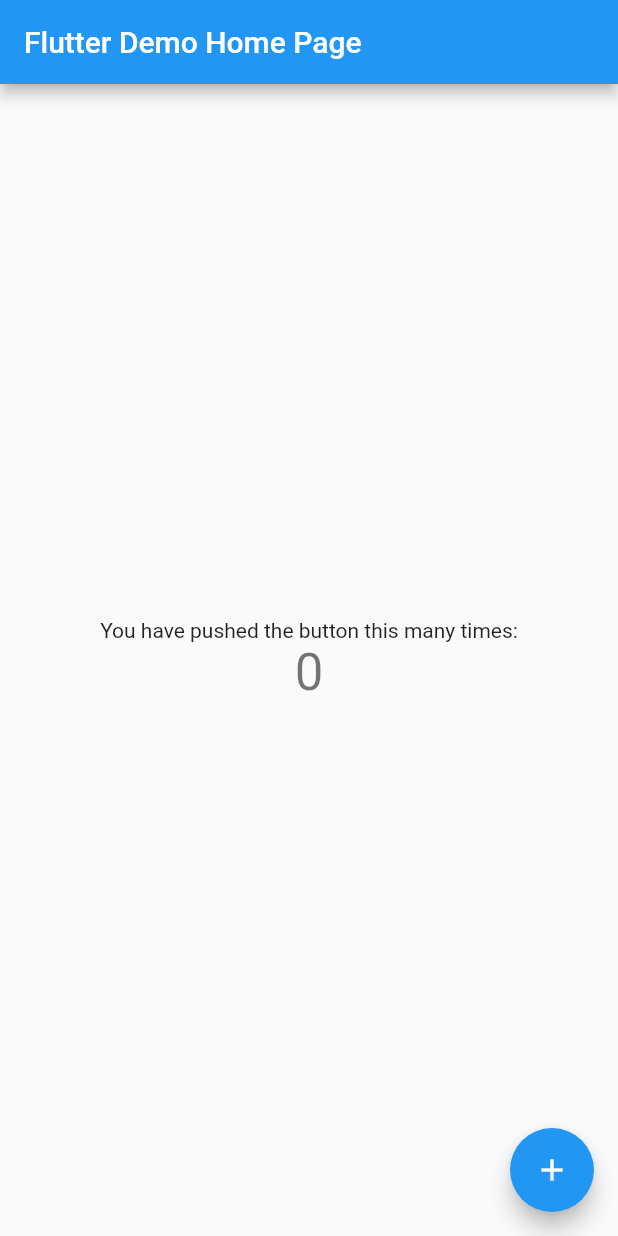
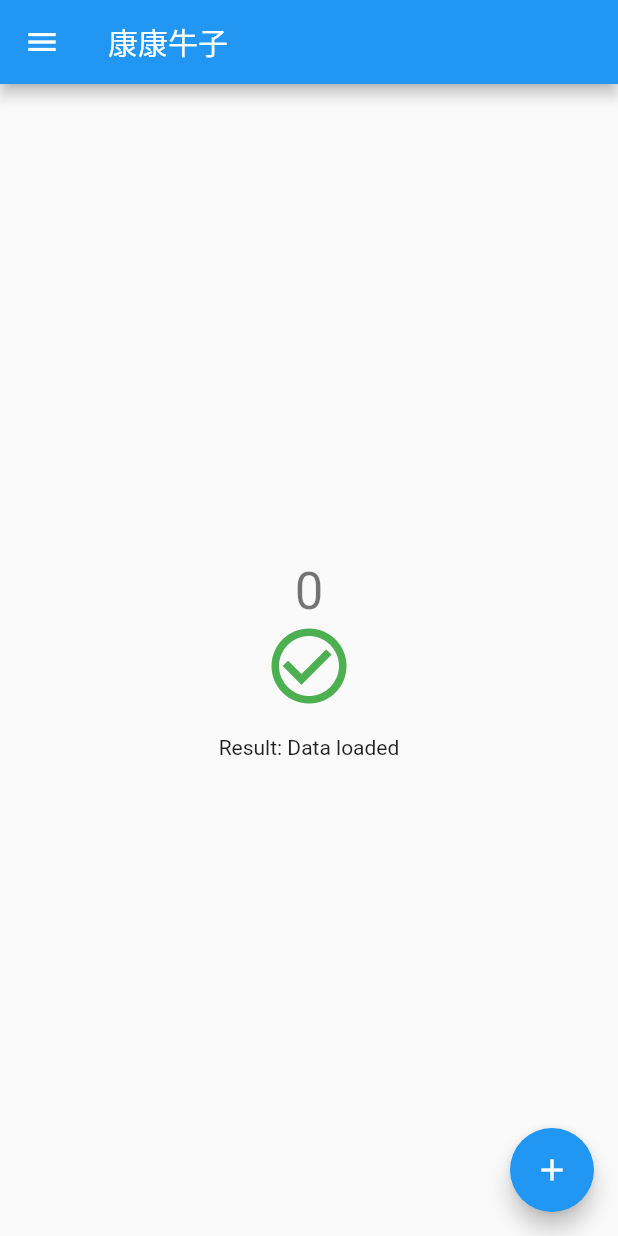
Before and after one commit to Decodetalkers/niuniu, a Flutter app: the screen it shows after launch, on a phone screen of 412 x 824 dp. Run offline on Flutter 3.47's test engine with Material 2 defaults, Android fonts, the phone set to English and light mode, and no system bars.

Commit message:
first, add future widget, as the first commit

```diff
--- a/lib/main.dart
+++ b/lib/main.dart
@@ -11,7 +11,7 @@
   @override
   Widget build(BuildContext context) {
     return MaterialApp(
-      title: 'Flutter Demo',
+      title: '献出牛子',
       theme: ThemeData(
         // This is the theme of your application.
         //
@@ -24,7 +24,7 @@
         // is not restarted.
         primarySwatch: Colors.blue,
       ),
-      home: const MyHomePage(title: 'Flutter Demo Home Page'),
+      home: const MyHomePage(title: '康康牛子'),
     );
   }
 }
@@ -61,6 +61,8 @@
     });
   }
 
+  final Future<String> _panel =
+      Future<String>.delayed(const Duration(seconds: 3), () => 'Data loaded');
   @override
   Widget build(BuildContext context) {
     // This method is rerun every time setState is called, for instance as done
@@ -71,6 +73,15 @@
     // than having to individually change instances of widgets.
     return Scaffold(
       appBar: AppBar(
+        leading: IconButton(
+          icon: const Icon(Icons.menu),
+          tooltip: 'Navgation menu',
+          onPressed: () {
+            setState(() {
+              _counter--;
+            });
+          },
+        ),
         // Here we take the value from the MyHomePage object that was created by
         // the App.build method, and use it to set our appbar title.
         title: Text(widget.title),
@@ -95,13 +106,60 @@
           // horizontal).
           mainAxisAlignment: MainAxisAlignment.center,
           children: <Widget>[
-            const Text(
-              'You have pushed the button this many times:',
-            ),
             Text(
               '$_counter',
               style: Theme.of(context).textTheme.headline4,
             ),
+            FutureBuilder<String>(
+              future: _panel, // a previously-obtained Future<String> or null
+              builder: (BuildContext context, AsyncSnapshot<String> snapshot) {
+                List<Widget> children;
+                if (snapshot.hasData) {
+                  children = <Widget>[
+                    const Icon(
+                      Icons.check_circle_outline,
+                      color: Colors.green,
+                      size: 60,
+                    ),
+                    Padding(
+                      padding: const EdgeInsets.only(top: 16),
+                      child: Text('Result: ${snapshot.data}'),
+                    )
+                  ];
+                } else if (snapshot.hasError) {
+                  children = <Widget>[
+                    const Icon(
+                      Icons.error_outline,
+                      color: Colors.red,
+                      size: 60,
+                    ),
+                    Padding(
+                      padding: const EdgeInsets.only(top: 16),
+                      child: Text('Error: ${snapshot.error}'),
+                    )
+                  ];
+                } else {
+                  children = const <Widget>[
+                    SizedBox(
+                      child: CircularProgressIndicator(),
+                      width: 60,
+                      height: 60,
+                    ),
+                    Padding(
+                      padding: EdgeInsets.only(top: 16),
+                      child: Text('Awaiting result...'),
+                    )
+                  ];
+                }
+                return Center(
+                  child: Column(
+                    mainAxisAlignment: MainAxisAlignment.center,
+                    crossAxisAlignment: CrossAxisAlignment.center,
+                    children: children,
+                  ),
+                );
+              },
+            )
           ],
         ),
       ),
```
